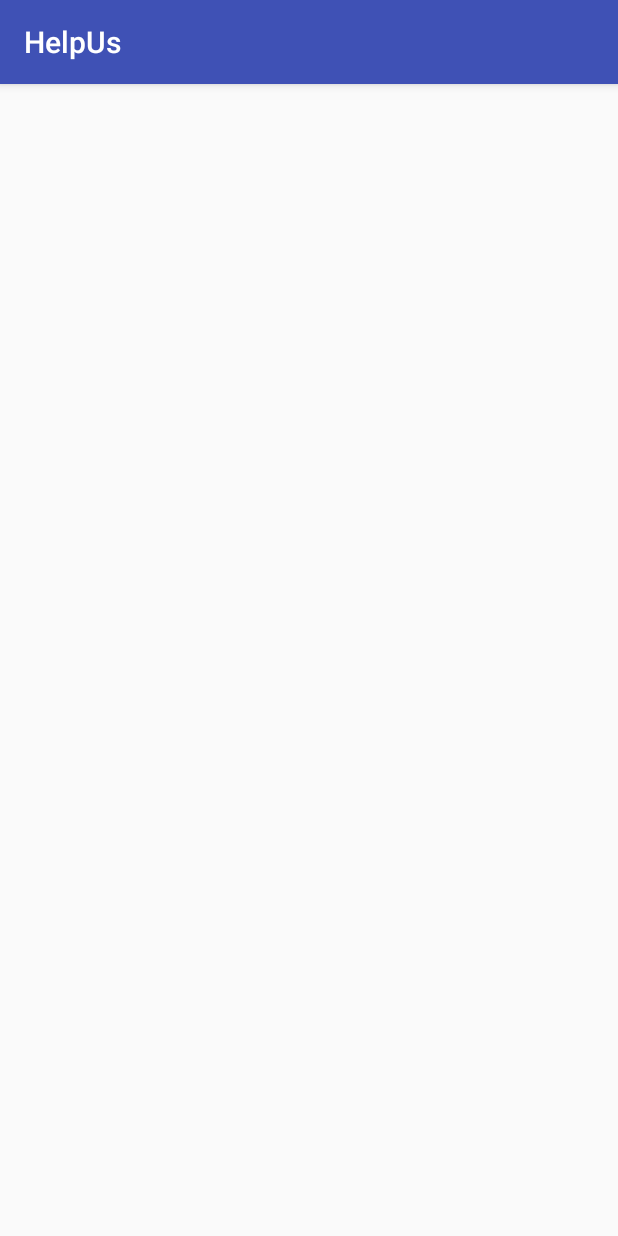
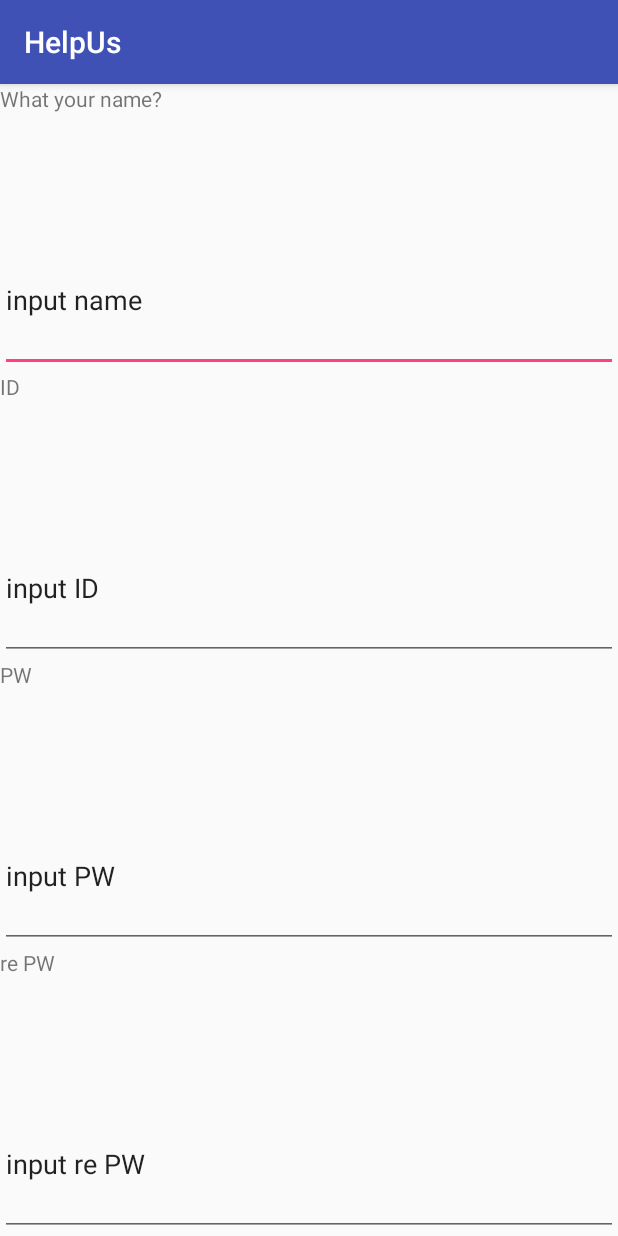
Before and after one commit to curaai/help_us, an Android app: the SignupActivity screen opened directly, with no data from a screen before it, on a phone screen of 412 x 824 dp. Run offline under Robolectric (Android 15) with nearby library versions, the phone set to English and light mode, and no system bars.

Commit message:
sign up xml

```diff
--- a/Android/HelpUs/app/src/main/res/layout/activity_signup.xml
+++ b/Android/HelpUs/app/src/main/res/layout/activity_signup.xml
@@ -1,9 +1,72 @@
 <?xml version="1.0" encoding="utf-8"?>
-<android.support.constraint.ConstraintLayout xmlns:android="http://schemas.android.com/apk/res/android"
-    xmlns:app="http://schemas.android.com/apk/res-auto"
-    xmlns:tools="http://schemas.android.com/tools"
+<LinearLayout xmlns:android="http://schemas.android.com/apk/res/android"
+    android:orientation="vertical"
     android:layout_width="match_parent"
-    android:layout_height="match_parent"
-    tools:context="stack.birds.helpus.AccountActivity.SignupActivity">
+    android:layout_height="match_parent">
 
-</android.support.constraint.ConstraintLayout>
+
+    <TextView
+        android:id="@+id/name_explain"
+        android:layout_width="match_parent"
+        android:layout_height="0dp"
+        android:layout_weight="1"
+        android:text="What your name?" />
+
+    <EditText
+        android:id="@+id/name_enter"
+        android:layout_width="match_parent"
+        android:layout_height="0dp"
+        android:layout_weight="1"
+        android:ems="10"
+        android:inputType="textPersonName"
+        android:text="input name" />
+
+    <TextView
+        android:id="@+id/ID_explain"
+        android:layout_width="match_parent"
+        android:layout_height="0dp"
+        android:layout_weight="1"
+        android:text="ID" />
+
+    <EditText
+        android:id="@+id/ID_enter"
+        android:layout_width="match_parent"
+        android:layout_height="0dp"
+        android:layout_weight="1"
+        android:ems="10"
+        android:inputType="textPersonName"
+        android:text="input ID" />
+
+    <TextView
+        android:id="@+id/PW_explain"
+        android:layout_width="match_parent"
+        android:layout_height="0dp"
+        android:layout_weight="1"
+        android:text="PW" />
+
+    <EditText
+        android:id="@+id/PW_enter"
+        android:layout_width="match_parent"
+        android:layout_height="0dp"
+        android:layout_weight="1"
+        android:ems="10"
+        android:inputType="textPersonName"
+        android:text="input PW" />
+
+    <TextView
+        android:id="@+id/rPW_explain"
+        android:layout_width="match_parent"
+        android:layout_height="0dp"
+        android:layout_weight="1"
+        android:text="re PW" />
+
+    <EditText
+        android:id="@+id/rPW_enter"
+        android:layout_width="match_parent"
+        android:layout_height="0dp"
+        android:layout_weight="1"
+        android:ems="10"
+        android:inputType="textPersonName"
+        android:text="input re PW" />
+
+</LinearLayout>
```
